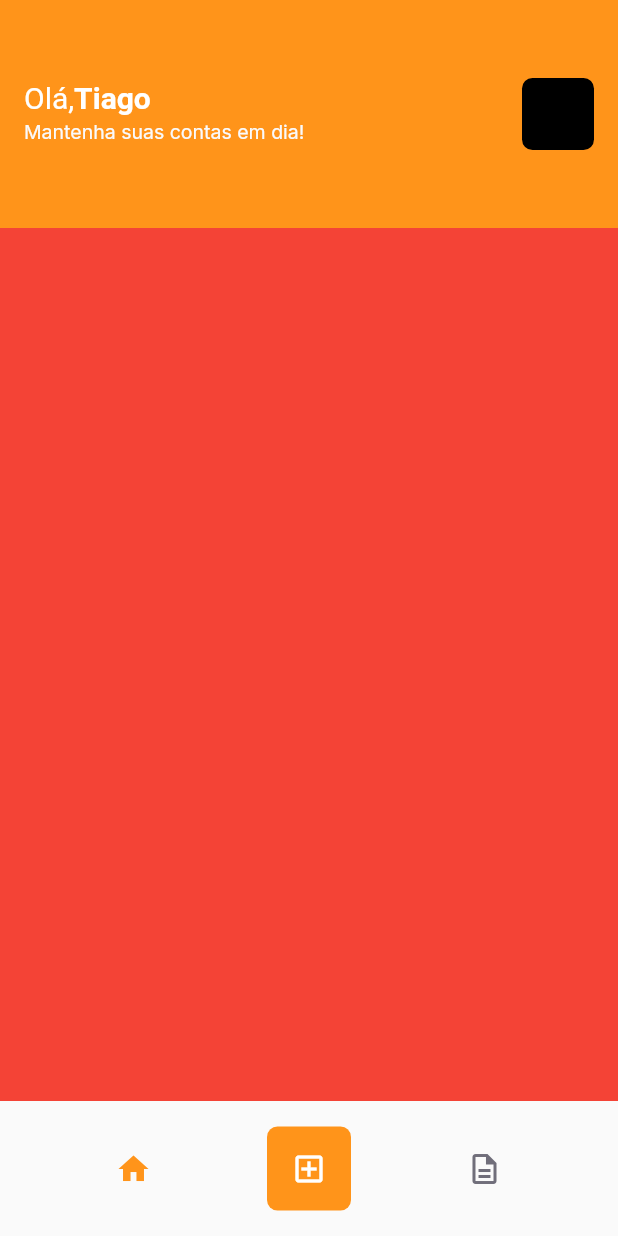
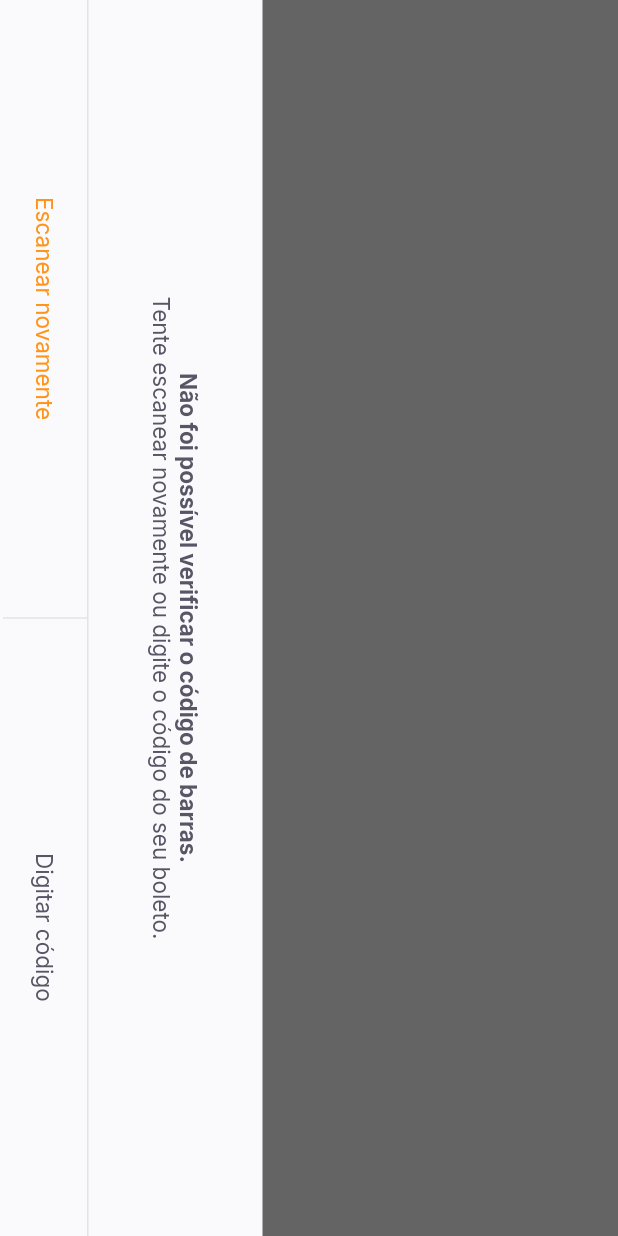
Before and after one commit to Tiago3F/payflow, a Flutter app: the HomePage screen opened by its route, after a tap on the "add box" icon, on a phone screen of 412 x 824 dp. Run offline on Flutter 3.47's test engine with Material 2 defaults, Android fonts, the phone set to English and light mode, and no system bars; our stand-ins replace firebase_core, google_fonts, google_sign_in, shared_preferences; accounts and stored records are empty.

Commit message:
feat: :construction: Criando tela de scanner

```diff
--- a/lib/app_widget.dart
+++ b/lib/app_widget.dart
@@ -1,4 +1,6 @@
 import 'package:flutter/material.dart';
+import 'package:flutter/services.dart';
+import 'package:payflow/modules/barcode_scanner/bardcode_scanner_page.dart';
 import 'package:payflow/modules/home/home_page.dart';
 import 'package:payflow/modules/splash/splash_page.dart';
 import 'package:payflow/shared/themes/app_colors.dart';
@@ -6,16 +8,23 @@ import 'package:payflow/shared/themes/app_colors.dart';
 import 'modules/login/login_page.dart';
 
 class AppWidget extends StatelessWidget {
+  AppWidget() {
+    SystemChrome.setPreferredOrientations(
+        [DeviceOrientation.portraitDown, DeviceOrientation.portraitUp]);
+  }
+
   @override
   Widget build(BuildContext context) {
     return MaterialApp(
       title: 'Pay Flow',
-      theme: ThemeData(primaryColor: AppColors.primary),
+      theme: ThemeData(
+          primarySwatch: Colors.orange, primaryColor: AppColors.primary),
       initialRoute: "/splash",
       routes: {
-        "/splash":(context) => SplashPage(),
-        "/home":(context) => HomePage(),
-        "/login": (context) => LoginPage()
+        "/splash": (context) => SplashPage(),
+        "/home": (context) => HomePage(),
+        "/login": (context) => LoginPage(),
+        "/barcode_scanner": (context) => BarcodeScannerPage(),
       },
     );
   }
--- /dev/null
+++ b/lib/modules/barcode_scanner/bardcode_scanner_page.dart
@@ -0,0 +1,64 @@
+import 'package:flutter/material.dart';
+import 'package:payflow/shared/themes/app_colors.dart';
+import 'package:payflow/shared/themes/app_text_styles.dart';
+import 'package:payflow/shared/widgets/divider_vertical/divider_vertical_widget.dart';
+import 'package:payflow/shared/widgets/label_button/label_button.dart';
+import 'package:payflow/shared/widgets/set_label_buttons/set_label_buttons.dart';
+
+import '../../shared/widgets/bottom_sheet/bottom_sheet_widget.dart';
+
+class BarcodeScannerPage extends StatefulWidget {
+  const BarcodeScannerPage({Key? key}) : super(key: key);
+
+  @override
+  State<BarcodeScannerPage> createState() => _BarcodeScannerPageState();
+}
+
+class _BarcodeScannerPageState extends State<BarcodeScannerPage> {
+  @override
+  Widget build(BuildContext context) {
+    return BottomSheetWidget(
+      title: "Não foi possível verificar o código de barras.",
+      subtitle: "Tente escanear novamente ou digite o código do seu boleto.",
+      primaryLabel: "Escanear novamente",
+      primaryOnPressed: () {},
+      secondaryLabel: "Digitar código",
+      secondaryOnPressed: () {},
+    );
+    return SafeArea(
+      top: true,
+      bottom: true,
+      left: true,
+      right: true,
+      child: RotatedBox(
+        quarterTurns: 1,
+        child: Scaffold(
+            appBar: AppBar(
+              backgroundColor: Colors.black,
+              title: Text(
+                "Escaneie o código de barras do boleto",
+                style: TextStyles.buttonBackground,
+              ),
+              centerTitle: true,
+              leading: BackButton(
+                color: AppColors.background,
+              ),
+            ),
+            body: Column(children: [
+              Expanded(child: Container(color: Colors.black.withOpacity(0.6))),
+              Expanded(
+                  flex: 2,
+                  child: Container(
+                    color: Colors.transparent,
+                  )),
+              Expanded(child: Container(color: Colors.black.withOpacity(0.6))),
+            ]),
+            bottomNavigationBar: SetLabelButtons(
+                primaryLabel: "Inserir código do boleto",
+                primaryOnPressed: () {},
+                secondaryLabel: "Adicionar da galeria",
+                secondaryOnPressed: () {})),
+      ),
+    );
+  }
+}
--- a/lib/modules/home/home_page.dart
+++ b/lib/modules/home/home_page.dart
@@ -65,7 +65,7 @@ class _HomePageState extends State<HomePage> {
                 icon: Icon(Icons.home, color: AppColors.primary)),
             GestureDetector(
               onTap: () {
-                print("Clicou");
+                Navigator.pushNamed(context, "/barcode_scanner");
               },
               child: Container(
                 width: 56,
--- /dev/null
+++ b/lib/shared/widgets/bottom_sheet/bottom_sheet_widget.dart
@@ -0,0 +1,80 @@
+import 'package:flutter/cupertino.dart';
+import 'package:flutter/material.dart';
+import 'package:flutter/src/foundation/key.dart';
+import 'package:flutter/src/widgets/framework.dart';
+import 'package:payflow/shared/themes/app_text_styles.dart';
+import 'package:payflow/shared/widgets/set_label_buttons/set_label_buttons.dart';
+
+import '../../themes/app_colors.dart';
+
+class BottomSheetWidget extends StatelessWidget {
+  final String primaryLabel;
+  final String secondaryLabel;
+
+  final VoidCallback primaryOnPressed;
+  final VoidCallback secondaryOnPressed;
+
+  final String title;
+  final String subtitle;
+
+  const BottomSheetWidget(
+      {Key? key,
+      required this.primaryLabel,
+      required this.secondaryLabel,
+      required this.primaryOnPressed,
+      required this.secondaryOnPressed,
+      required this.title,
+      required this.subtitle})
+      : super(key: key);
+
+  @override
+  Widget build(BuildContext context) {
+    return SafeArea(
+      child: RotatedBox(
+        quarterTurns: 1,
+        child: Material(
+          child: Container(
+            color: AppColors.shape,
+            child: Column(
+              children: [
+                Expanded(
+                    child: Container(
+                  color: Colors.black.withOpacity(0.6),
+                )),
+                Column(
+                  children: [
+                    Padding(
+                      padding: const EdgeInsets.all(40),
+                      child: Text.rich(
+                        TextSpan(
+                            text: title,
+                            style: TextStyles.buttonBoldHeading,
+                            children: [
+                              TextSpan(
+                                text: "\n$subtitle",
+                                style: TextStyles.buttonHeading,
+                              )
+                            ]),
+                        textAlign: TextAlign.center,
+                      ),
+                    ),
+                    Container(height: 1, color: AppColors.stroke),
+                    SetLabelButtons(
+                        enablePrimaryColor: true,
+                        primaryLabel: primaryLabel,
+                        secondaryLabel: secondaryLabel,
+                        primaryOnPressed: primaryOnPressed,
+                        secondaryOnPressed: secondaryOnPressed),
+                    SizedBox(
+                      height: 2,
+                    )
+                  ],
+                ),
+              ],
+            ),
+          ),
+        ),
+      ),
+    );
+  }
+}
--- /dev/null
+++ b/lib/shared/widgets/divider_vertical/divider_vertical_widget.dart
@@ -0,0 +1,17 @@
+import 'package:flutter/cupertino.dart';
+import 'package:flutter/src/foundation/key.dart';
+import 'package:flutter/src/widgets/framework.dart';
+import 'package:payflow/shared/themes/app_colors.dart';
+
+class DividerVerticalWidget extends StatelessWidget {
+  const DividerVerticalWidget({Key? key}) : super(key: key);
+
+  @override
+  Widget build(BuildContext context) {
+    return Container(
+      width: 1,
+      height: double.maxFinite,
+      color: AppColors.stroke,
+    );
+  }
+}
--- /dev/null
+++ b/lib/shared/widgets/label_button/label_button.dart
@@ -0,0 +1,25 @@
+import 'package:flutter/material.dart';
+import 'package:payflow/shared/themes/app_text_styles.dart';
+
+class LabelButton extends StatelessWidget {
+  final String label;
+  final VoidCallback onPressed;
+  final TextStyle? style;
+
+  const LabelButton(
+      {Key? key, required this.label, required this.onPressed, this.style})
+      : super(key: key);
+
+  @override
+  Widget build(BuildContext context) {
+    return Container(
+      height: 56,
+      child: TextButton(
+          onPressed: onPressed,
+          child: Text(
+            label,
+            style: style ?? TextStyles.buttonHeading,
+          )),
+    );
+  }
+}
--- /dev/null
+++ b/lib/shared/widgets/set_label_buttons/set_label_buttons.dart
@@ -0,0 +1,48 @@
+import 'package:flutter/cupertino.dart';
+import 'package:flutter/src/foundation/key.dart';
+import 'package:flutter/src/widgets/framework.dart';
+import 'package:payflow/shared/themes/app_text_styles.dart';
+
+import '../divider_vertical/divider_vertical_widget.dart';
+import '../label_button/label_button.dart';
+
+class SetLabelButtons extends StatelessWidget {
+  final String primaryLabel;
+  final bool enablePrimaryColor;
+  final String secondaryLabel;
+
+  final VoidCallback primaryOnPressed;
+  final VoidCallback secondaryOnPressed;
+
+  const SetLabelButtons(
+      {Key? key,
+      required this.primaryLabel,
+      required this.secondaryLabel,
+      required this.primaryOnPressed,
+      required this.secondaryOnPressed,
+      this.enablePrimaryColor = false})
+      : super(key: key);
+
+  @override
+  Widget build(BuildContext context) {
+    return Container(
+      height: 56,
+      child: Row(
+        children: [
+          Expanded(
+              child: LabelButton(
+            label: primaryLabel,
+            onPressed: primaryOnPressed,
+            style: enablePrimaryColor ? TextStyles.buttonPrimary : null,
+          )),
+          DividerVerticalWidget(),
+          Expanded(
+              child: LabelButton(
+            label: secondaryLabel,
+            onPressed: secondaryOnPressed,
+          )),
+        ],
+      ),
+    );
+  }
+}
--- a/pubspec.yaml
+++ b/pubspec.yaml
@@ -39,6 +39,10 @@ dependencies:
   google_sign_in: ^5.3.2
   google_sign_in_web: ^0.10.1+2
   shared_preferences: ^2.0.15
+  google_ml_kit: ^0.11.0
+  camera: ^0.9.7+1
+  image_picker: ^0.8.5+3
+  image_picker_web: ^2.1.1
 
 dev_dependencies:
   flutter_test:
```
Also changed, not shown: pubspec.lock.
